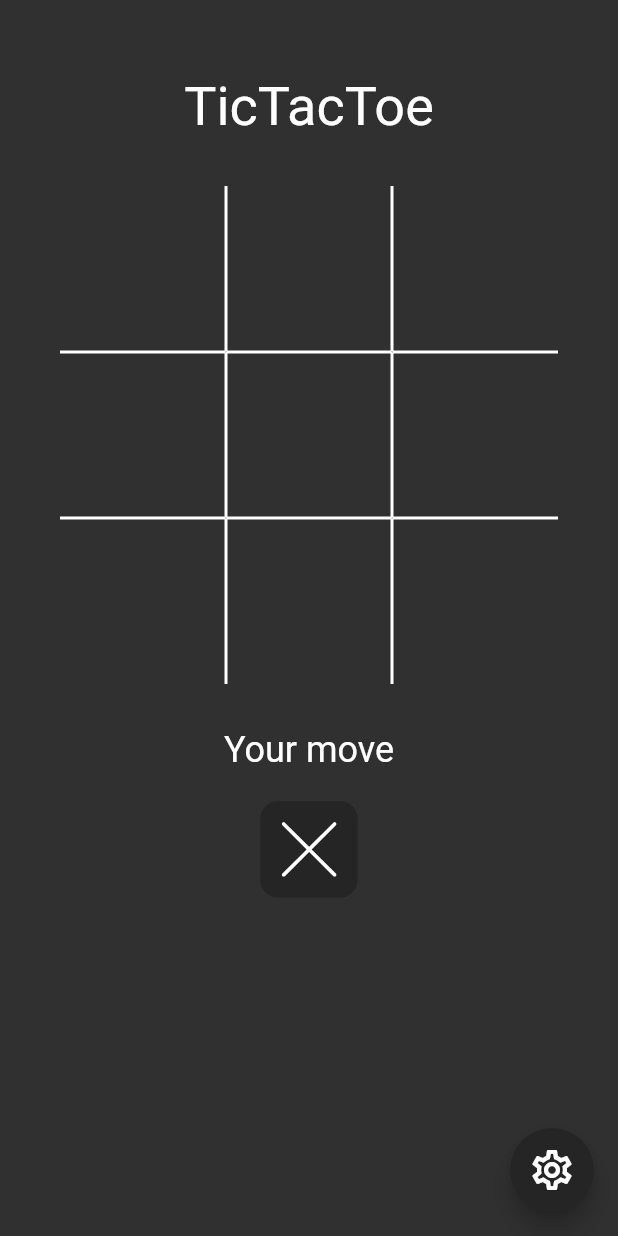
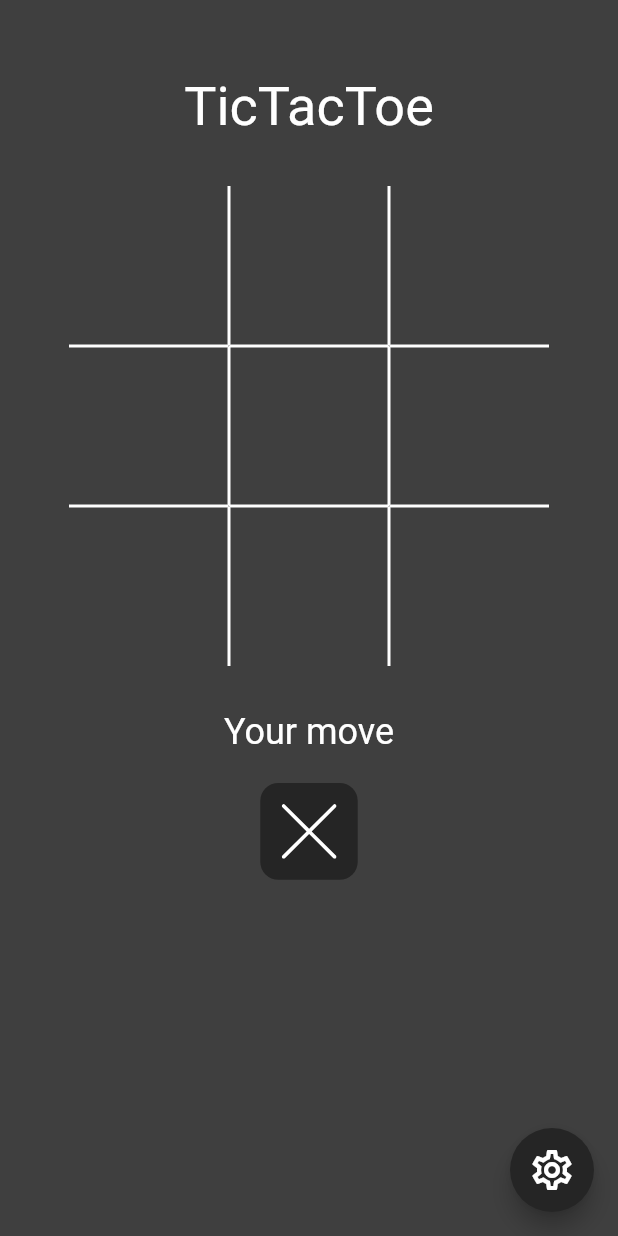
Before and after one commit to Xazin/tic_tac_toe, a Flutter app: the screen it shows after launch, on a phone screen of 412 x 824 dp. Run offline on Flutter 3.47's test engine with Material 2 defaults, Android fonts, the phone set to English and light mode, and no system bars; our stand-ins replace flutter_svg; missing offline and left inert: matrix2d.

Commit message:
feat: responsive sample project

```diff
--- /dev/null
+++ b/lib/constants.dart
@@ -0,0 +1,2 @@
+const kPlayerOneAsset = 'assets/player_one.svg';
+const kPlayerTwoAsset = 'assets/player_two.svg';
--- /dev/null
+++ b/lib/layout/layout_utils.dart
@@ -0,0 +1,37 @@
+import 'package:flutter/material.dart';
+
+class ScreenBreakpoints {
+  static double desktop = 750;
+  static double tablet = 500;
+  static double mobile = 300;
+}
+
+enum ScreenType { mobile, tablet, desktop }
+
+class ResponsiveBuilder extends StatelessWidget {
+  final Widget Function(BuildContext context, ScreenType type) builder;
+
+  const ResponsiveBuilder({
+    super.key,
+    required this.builder,
+  });
+
+  @override
+  Widget build(BuildContext context) {
+    return builder(context, _fromContext(context));
+  }
+
+  ScreenType _fromContext(BuildContext context) {
+    final width = MediaQuery.of(context).size.width;
+
+    if (width > ScreenBreakpoints.desktop) {
+      return ScreenType.desktop;
+    }
+
+    if (width > ScreenBreakpoints.tablet) {
+      return ScreenType.tablet;
+    }
+
+    return ScreenType.mobile;
+  }
+}
--- a/lib/main.dart
+++ b/lib/main.dart
@@ -1,13 +1,15 @@
 import 'package:flutter/material.dart';
 import 'package:tic_tac_toe_engine/tic_tac_toe_engine.dart';
-import 'package:flutter_svg/flutter_svg.dart';
 
-const _playerOneAsset = 'assets/player_one.svg';
-const _playerTwoAsset = 'assets/player_two.svg';
+import 'layout/layout_utils.dart';
+import 'views/board/board_view.dart';
+import 'views/scoreboard/large_scoreboard_view.dart';
+import 'views/scoreboard/scoreboard_view.dart';
 
 void main() {
   runApp(
     MaterialApp(
+      debugShowCheckedModeBanner: false,
       theme: ThemeData.dark(),
       home: const Scaffold(
         body: GameView(),
@@ -15,8 +17,6 @@ void main() {
     ),
   );
 }
-
-const boardColor = Color(0xFFFF8A00);
 
 class GameView extends StatefulWidget {
   const GameView({super.key});
@@ -32,30 +32,33 @@ class _GameViewState extends State<GameView> {
   void initState() {
     super.initState();
     gameController = TicTacToeController(
-      autoRestartGame: false,
-      scoreboard: TicTacToeScoreboard(
-        history: [
-          TicTacToePlayer.none,
-          TicTacToePlayer.none,
-          TicTacToePlayer.playerOne,
-          TicTacToePlayer.playerTwo,
-          TicTacToePlayer.playerOne
-        ],
-      ),
+      autoRestartGame: true,
+      scoreboard: TicTacToeScoreboard(),
     );
   }
 
   @override
   Widget build(BuildContext context) {
     return Scaffold(
-      floatingActionButton: FloatingActionButton(
-        onPressed: () {},
+      backgroundColor: const Color(0xFF3F3F3F),
+      floatingActionButton: ResponsiveBuilder(
+        builder: (context, type) {
+          if (type != ScreenType.mobile) {
+            return const SizedBox.shrink();
+          }
+
+          return FloatingActionButton(
+            onPressed: () {
+              // TODO(Mathias): Show settings
+            },
             backgroundColor: const Color(0xFF252525),
             foregroundColor: Colors.white,
             child: const Icon(
               Icons.settings_outlined,
               size: 32,
             ),
+          );
+        },
       ),
       body: SafeArea(
         child: TicTacToeBuilder(
@@ -63,69 +66,37 @@ class _GameViewState extends State<GameView> {
           builder: (context, state, scoreboard) {
             return Row(
               children: [
-                Flexible(
-                  flex: 1,
-                  child: SingleChildScrollView(
-                    child: Column(
-                      children: [
-                        // Left view / Mobile view
-                        const SizedBox(height: 50),
-                        const Text('TicTacToe', style: TextStyle(fontSize: 36)),
-                        const SizedBox(height: 32),
-                        Row(
-                          mainAxisAlignment: MainAxisAlignment.center,
-                          children: [
-                            Expanded(
-                              child: Padding(
-                                padding: const EdgeInsets.symmetric(
-                                    horizontal: 40.0),
-                                child: Opacity(
-                                  opacity:
-                                      gameController.state.gameEnded ? .7 : 1,
-                                  child: TicTacToeBoard(
-                                    styleBuilder: (index) => TicTacToeStyle(
-                                      tileDecoration: BoxDecoration(
-                                        border: TicTacToeStyle
-                                            .standardBorderFromIndex(index),
+                ResponsiveBuilder(
+                  builder: (context, type) {
+                    if (type == ScreenType.mobile) {
+                      return Flexible(
+                        child: BoardView(gameController: gameController),
+                      );
+                    }
+
+                    return SizedBox(
+                      height: MediaQuery.of(context).size.height,
+                      width: type == ScreenType.tablet ? 350 : 400,
+                      child: BoardView(
+                        gameController: gameController,
                       ),
+                    );
+                  },
                 ),
-                                    gameController: gameController,
-                                    playerOne: const AnimatedPlayer(
-                                      player: TicTacToePlayer.playerOne,
-                                    ),
-                                    playerTwo: const AnimatedPlayer(
-                                      player: TicTacToePlayer.playerTwo,
-                                    ),
-                                  ),
-                                ),
-                              ),
-                            ),
-                          ],
-                        ),
-                        const SizedBox(height: 30),
-                        const Text(
-                          'Your move',
-                          style: TextStyle(fontSize: 24),
-                        ),
-                        const SizedBox(height: 20),
-                        Container(
-                          padding: const EdgeInsets.all(14),
-                          decoration: BoxDecoration(
-                            color: const Color(0xFF252525),
-                            borderRadius: BorderRadius.circular(12),
-                          ),
-                          child: SvgPicture.asset(
-                            currentPlayerAsset,
-                            width: 37,
-                            colorFilter: const ColorFilter.mode(
-                              Colors.white,
-                              BlendMode.srcIn,
-                            ),
-                          ),
-                        ),
-                      ],
-                    ),
-                  ),
+                ResponsiveBuilder(
+                  builder: (context, type) {
+                    if (type == ScreenType.tablet) {
+                      return ScoreboardView(
+                        scoreboard: gameController.scoreboard,
+                      );
+                    }
+
+                    if (type == ScreenType.desktop) {
+                      return const LargeScoreboardView();
+                    }
+
+                    return const SizedBox.shrink();
+                  },
                 ),
               ],
             );
@@ -134,66 +105,4 @@ class _GameViewState extends State<GameView> {
       ),
     );
   }
-
-  String get currentPlayerAsset =>
-      gameController.state.currentPlayer == TicTacToePlayer.playerOne
-          ? _playerOneAsset
-          : _playerTwoAsset;
 }
-
-class AnimatedPlayer extends StatefulWidget {
-  final TicTacToePlayer player;
-
-  const AnimatedPlayer({super.key, required this.player});
-
-  @override
-  State<AnimatedPlayer> createState() => _AnimatedPlayerState();
-}
-
-class _AnimatedPlayerState extends State<AnimatedPlayer>
-    with TickerProviderStateMixin {
-  late final AnimationController _controller;
-  late final Animation<double> _animation;
-
-  @override
-  void initState() {
-    super.initState();
-    _controller = AnimationController(
-      vsync: this,
-      duration: const Duration(milliseconds: 200),
-    );
-
-    _animation = CurvedAnimation(
-      parent: _controller,
-      curve: Curves.easeIn,
-    );
-
-    _controller.forward();
-  }
-
-  @override
-  Widget build(BuildContext context) {
-    return FadeTransition(
-      opacity: _animation,
-      child: Padding(
-        padding: const EdgeInsets.all(12.0),
-        child: SvgPicture.asset(
-          widget.player == TicTacToePlayer.playerOne
-              ? _playerOneAsset
-              : _playerTwoAsset,
-          width: 37,
-          colorFilter: const ColorFilter.mode(
-            Colors.white,
-            BlendMode.srcIn,
-          ),
-        ),
-      ),
-    );
-  }
-
-  @override
-  void dispose() {
-    _controller.dispose();
-    super.dispose();
-  }
-}
--- /dev/null
+++ b/lib/views/board/board_view.dart
@@ -0,0 +1,91 @@
+import 'package:flutter/material.dart';
+import 'package:flutter_svg/svg.dart';
+import 'package:tic_tac_toe_engine/tic_tac_toe_engine.dart';
+
+import '../../constants.dart';
+import 'widgets/animated_player.dart';
+
+class BoardView extends StatelessWidget {
+  const BoardView({
+    super.key,
+    required this.gameController,
+  });
+
+  final TicTacToeController gameController;
+
+  @override
+  Widget build(BuildContext context) {
+    return SingleChildScrollView(
+      child: Column(
+        mainAxisAlignment: MainAxisAlignment.center,
+        children: [
+          // Left view / Mobile view
+          const SizedBox(height: 50),
+          const Text('TicTacToe', style: TextStyle(fontSize: 36)),
+          const SizedBox(height: 32),
+          Row(
+            mainAxisAlignment: MainAxisAlignment.center,
+            children: [
+              Expanded(
+                child: Center(
+                  child: ConstrainedBox(
+                    constraints: const BoxConstraints(maxWidth: 400),
+                    child: Padding(
+                      padding: const EdgeInsets.symmetric(
+                        horizontal: 40.0,
+                      ),
+                      child: Opacity(
+                        opacity: gameController.state.gameEnded ? .7 : 1,
+                        child: TicTacToeBoard(
+                          styleBuilder: (index) => TicTacToeStyle(
+                            tileDecoration: BoxDecoration(
+                              border:
+                                  TicTacToeStyle.standardBorderFromIndex(index),
+                            ),
+                          ),
+                          gameController: gameController,
+                          playerOne: const AnimatedPlayer(
+                            player: TicTacToePlayer.playerOne,
+                          ),
+                          playerTwo: const AnimatedPlayer(
+                            player: TicTacToePlayer.playerTwo,
+                          ),
+                        ),
+                      ),
+                    ),
+                  ),
+                ),
+              ),
+            ],
+          ),
+          const SizedBox(height: 30),
+          const Text(
+            'Your move',
+            style: TextStyle(fontSize: 24),
+          ),
+          const SizedBox(height: 20),
+          Container(
+            padding: const EdgeInsets.all(14),
+            decoration: BoxDecoration(
+              color: const Color(0xFF252525),
+              borderRadius: BorderRadius.circular(12),
+            ),
+            child: SvgPicture.asset(
+              currentPlayerAsset,
+              width: 37,
+              colorFilter: const ColorFilter.mode(
+                Colors.white,
+                BlendMode.srcIn,
+              ),
+            ),
+          ),
+        ],
+      ),
+    );
+  }
+
+  String get currentPlayerAsset =>
+      gameController.state.currentPlayer == TicTacToePlayer.playerOne
+          ? kPlayerOneAsset
+          : kPlayerTwoAsset;
+}
```
Also changed, not shown: lib/views/board/widgets/animated_player.dart (added, +62 -0 lines), lib/views/scoreboard/large_scoreboard_view.dart (added, +22 -0 lines), lib/views/scoreboard/scoreboard_view.dart (added, +35 -0 lines), lib/views/scoreboard/widgets/score_box.dart (added, +78 -0 lines), lib/views/scoreboard/widgets/scoreboard_boxes.dart (added, +53 -0 lines), lib/views/scoreboard/widgets/settings_button.dart (added, +47 -0 lines). Lines whose indentation alone changed are shown as unchanged.
